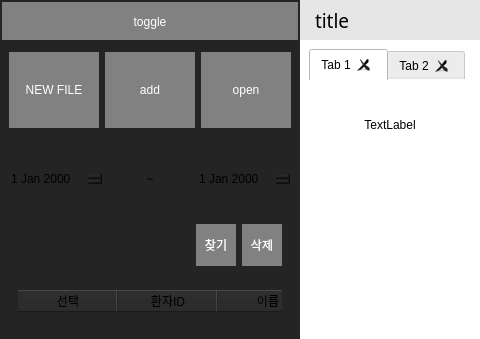
Above: test5.ui from youngwookSong/bwave_gui before the change; both pictures show x 0 to 480 and y 0 to 339 of the 1200 by 811 pixel window. Below: the same form after it.
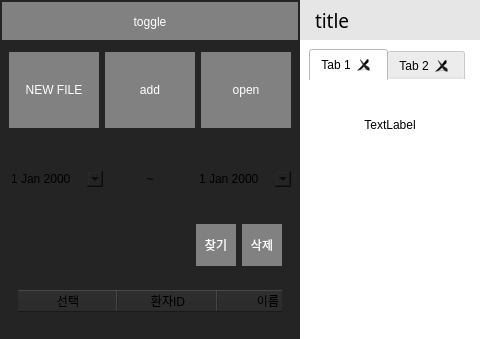
That is the form after the change. Icons and pictures are not drawn.

What changed in the file:
```diff
--- a/test5.ui
+++ b/test5.ui
@@ -376,6 +376,9 @@
                      <property name="styleSheet">
                       <string notr="true">color: rgb(0, 0, 0);</string>
                      </property>
+                     <property name="calendarPopup">
+                      <bool>true</bool>
+                     </property>
                     </widget>
                    </item>
                    <item>
@@ -393,6 +396,9 @@
                      <property name="styleSheet">
                       <string notr="true">color: rgb(0, 0, 0);</string>
                      </property>
+                     <property name="calendarPopup">
+                      <bool>true</bool>
+                     </property>
                     </widget>
                    </item>
                   </layout>
```
